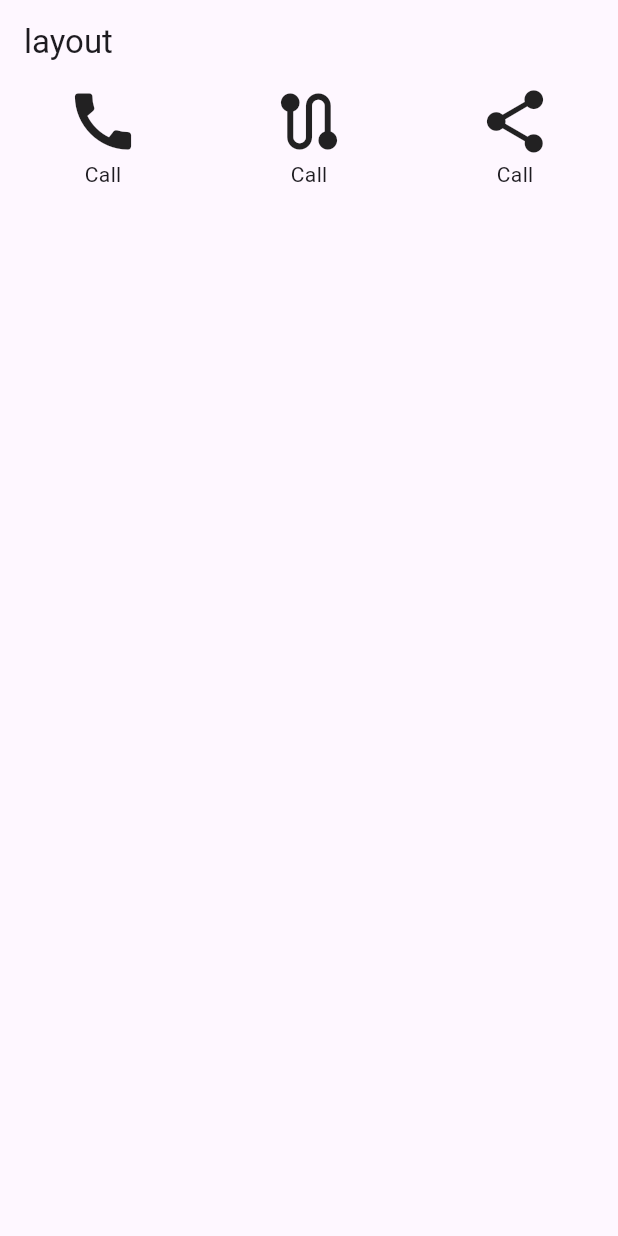
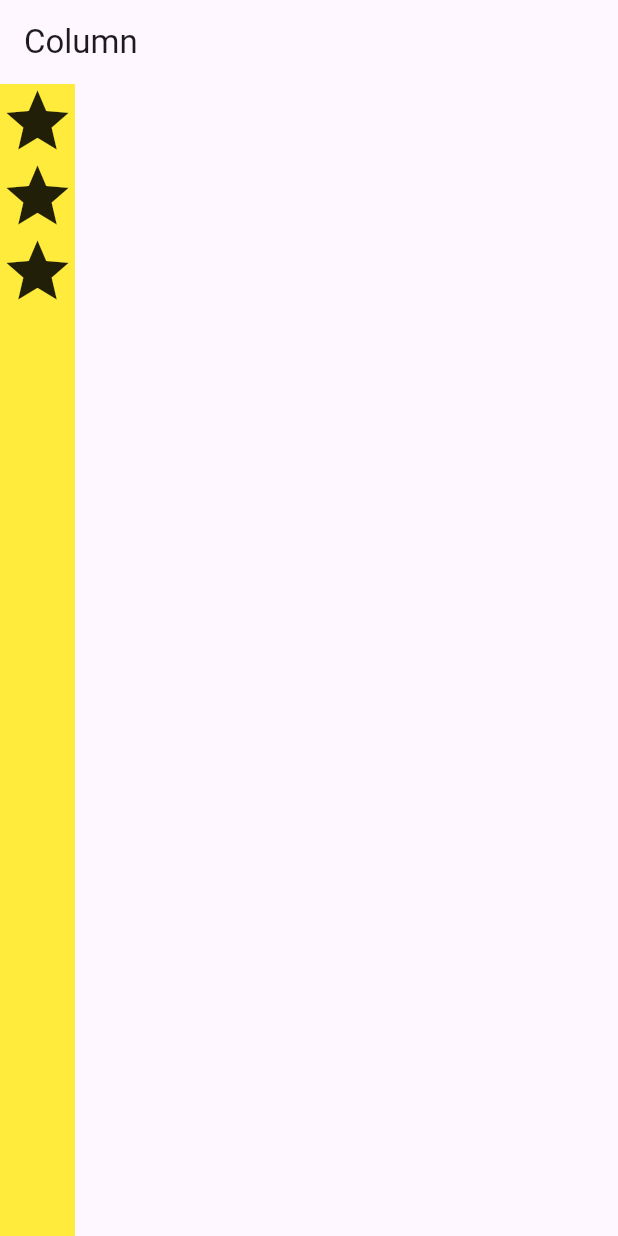
Before and after one commit to shiX0/test_app, a Flutter app: the screen it shows after launch, on a phone screen of 412 x 824 dp. Run offline on Flutter 3.47's test engine with Material 3 defaults, Android fonts, the phone set to English and light mode, and no system bars.

Commit message:
added column screen

```diff
--- a/lib/app/app.dart
+++ b/lib/app/app.dart
@@ -1,5 +1,6 @@
 import 'package:flutter/material.dart';
 import 'package:test_app/screen/arithmetic_screen.dart';
+import 'package:test_app/screen/column_screen.dart';
 import 'package:test_app/screen/dashboard_screen.dart';
 import 'package:test_app/screen/hello_world_screen.dart';
 import 'package:test_app/screen/layout_screen.dart';
@@ -11,7 +12,7 @@ class App extends StatelessWidget {
   @override
   Widget build(BuildContext context) {
     return const MaterialApp(
-      home: LayoutScreen(),
+      home: ColumnScreen(),
     );
   }
 }
--- /dev/null
+++ b/lib/screen/column_screen.dart
@@ -0,0 +1,33 @@
+import 'package:flutter/material.dart';
+
+class ColumnScreen extends StatelessWidget {
+  const ColumnScreen({super.key});
+
+  @override
+  Widget build(BuildContext context) {
+    return Scaffold(
+        appBar: AppBar(
+          title: const Text('Column'),
+        ),
+        body: Container(
+          color: Colors.yellow,
+          child: const Column(
+            mainAxisAlignment: MainAxisAlignment.start,
+            children: [
+              Icon(
+                Icons.star,
+                size: 50,
+              ),
+              Icon(
+                Icons.star,
+                size: 50,
+              ),
+              Icon(
+                Icons.star,
+                size: 50,
+              )
+            ],
+          ),
+        ));
+  }
+}
```
